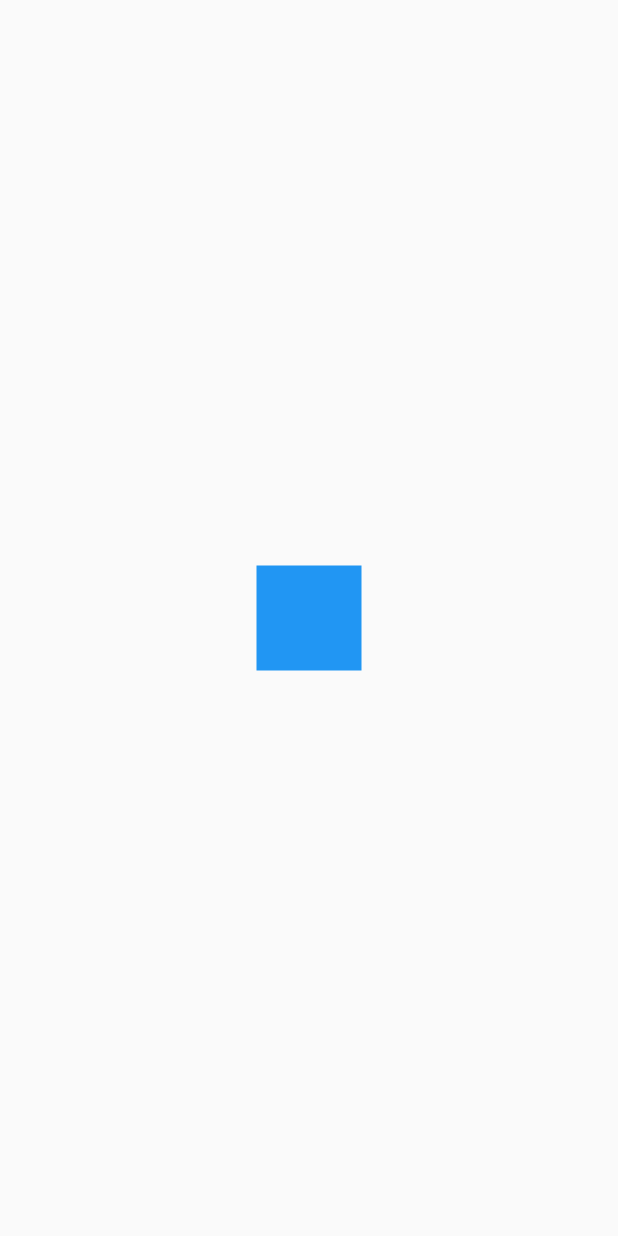
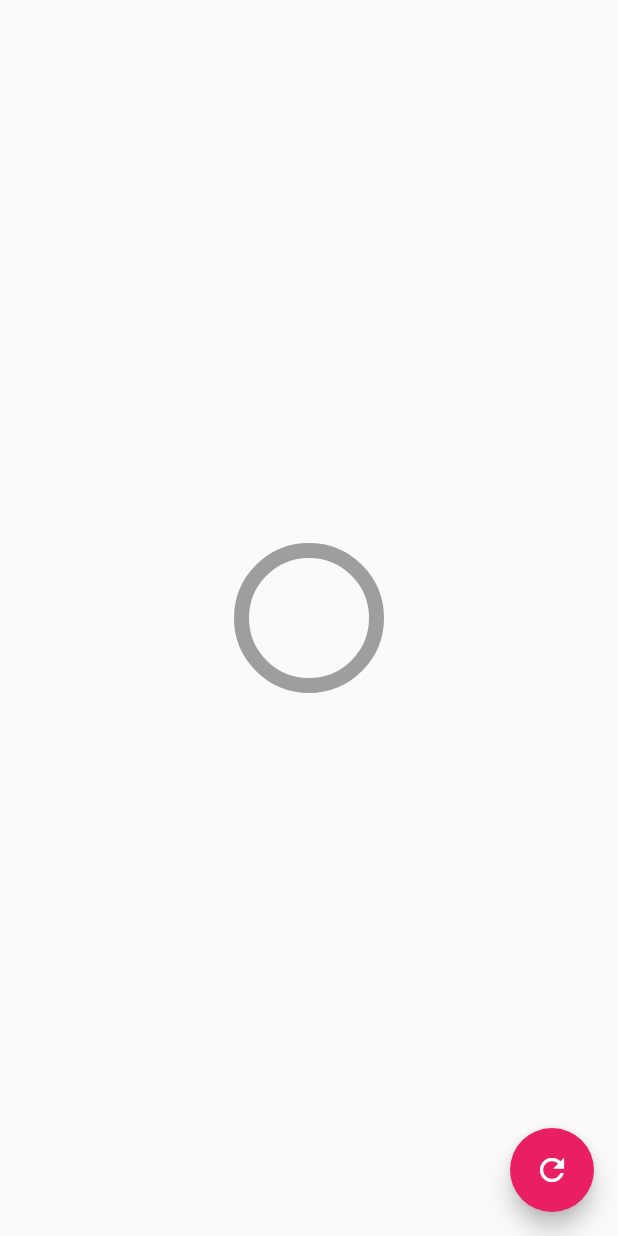
Before and after one commit to saulrmzlpz/disenos_app, a Flutter app: the screen it shows after launch, on a phone screen of 412 x 824 dp. Run offline on Flutter 3.47's test engine with Material 2 defaults, Android fonts, the phone set to English and light mode, and no system bars.

Commit message:
Funcionando la animación de progress clase 47

```diff
--- a/lib/main.dart
+++ b/lib/main.dart
@@ -1,5 +1,6 @@
 import 'package:disenos_app/src/challenges/animated_square_screen.dart';
 import 'package:disenos_app/src/pages/anims_screen.dart';
+import 'package:disenos_app/src/pages/circular_progress_screen.dart';
 import 'package:disenos_app/src/pages/headers_screen.dart';
 import 'package:flutter/material.dart';
 
@@ -23,7 +24,7 @@ class MyApp extends StatelessWidget {
         // closer together (more dense) than on mobile platforms.
         //visualDensity: VisualDensity.adaptivePlatformDensity,
       ),
-      home: const AnimatedSquareScreen(),
+      home: const CircularProgressScreen(),
     );
   }
 }
--- /dev/null
+++ b/lib/src/pages/circular_progress_screen.dart
@@ -0,0 +1,99 @@
+import 'dart:math';
+import 'dart:ui';
+
+import 'package:flutter/material.dart';
+
+class CircularProgressScreen extends StatefulWidget {
+  const CircularProgressScreen({Key? key}) : super(key: key);
+
+  @override
+  State<CircularProgressScreen> createState() => _CircularProgressScreenState();
+}
+
+class _CircularProgressScreenState extends State<CircularProgressScreen>
+    with SingleTickerProviderStateMixin {
+  double percent = 0;
+  double newPercent = 0;
+  AnimationController? controller;
+
+  @override
+  void initState() {
+    controller =
+        AnimationController(vsync: this, duration: Duration(milliseconds: 800));
+
+    controller!.addListener(() {
+      percent = lerpDouble(percent, newPercent, controller!.value) ?? 0;
+      setState(() {});
+    });
+    super.initState();
+  }
+
+  @override
+  Widget build(BuildContext context) {
+    return Scaffold(
+      body: Center(
+        child: Container(
+          padding: EdgeInsets.all(5.0),
+          width: 100,
+          height: 100,
+          child: CustomPaint(
+            painter: _MyRadialProgress(percent: percent),
+          ),
+        ),
+      ),
+      floatingActionButton: FloatingActionButton(
+        onPressed: () {
+          percent = newPercent;
+          newPercent += 10;
+          if (newPercent > 100) {
+            newPercent = 0;
+            percent = 0;
+          }
+
+          controller!.forward(from: 0.0);
+          setState(() {});
+        },
+        child: Icon(Icons.refresh),
+        backgroundColor: Colors.pink,
+      ),
+    );
+  }
+
+  @override
+  void dispose() {
+    controller?.dispose();
+    super.dispose();
+  }
+}
+
+class _MyRadialProgress extends CustomPainter {
+  _MyRadialProgress({required this.percent});
+  final double percent;
+  @override
+  void paint(Canvas canvas, Size size) {
+    // Circulo completado
+    final paint = Paint()
+      ..strokeWidth = 10
+      ..color = Colors.grey
+      ..style = PaintingStyle.stroke;
+
+    final Offset center = Offset(size.width * 0.5, size.height * 0.5);
+    final double radius = min(size.width * 0.5, size.height * 0.5);
+    canvas.drawCircle(center, radius, paint);
+
+    // arco
+    final paintArc = Paint()
+      ..strokeWidth = 10
+      ..color = Colors.pink
+      ..style = PaintingStyle.stroke;
+
+    // Parte que se deberá ir llenando
+    double arcAngle = 2 * pi * (percent / 100);
+
+    canvas.drawArc(Rect.fromCircle(center: center, radius: radius), -pi / 2,
+        arcAngle, false, paintArc);
+  }
+
+  @override
+  bool shouldRepaint(covariant CustomPainter oldDelegate) => true;
+}
```
